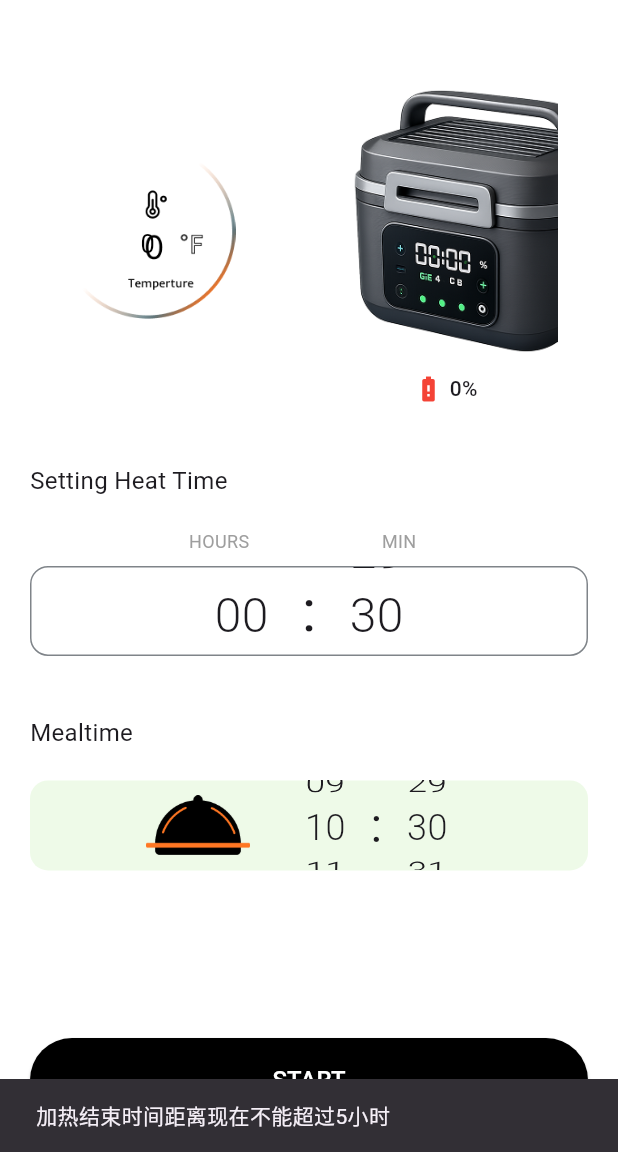
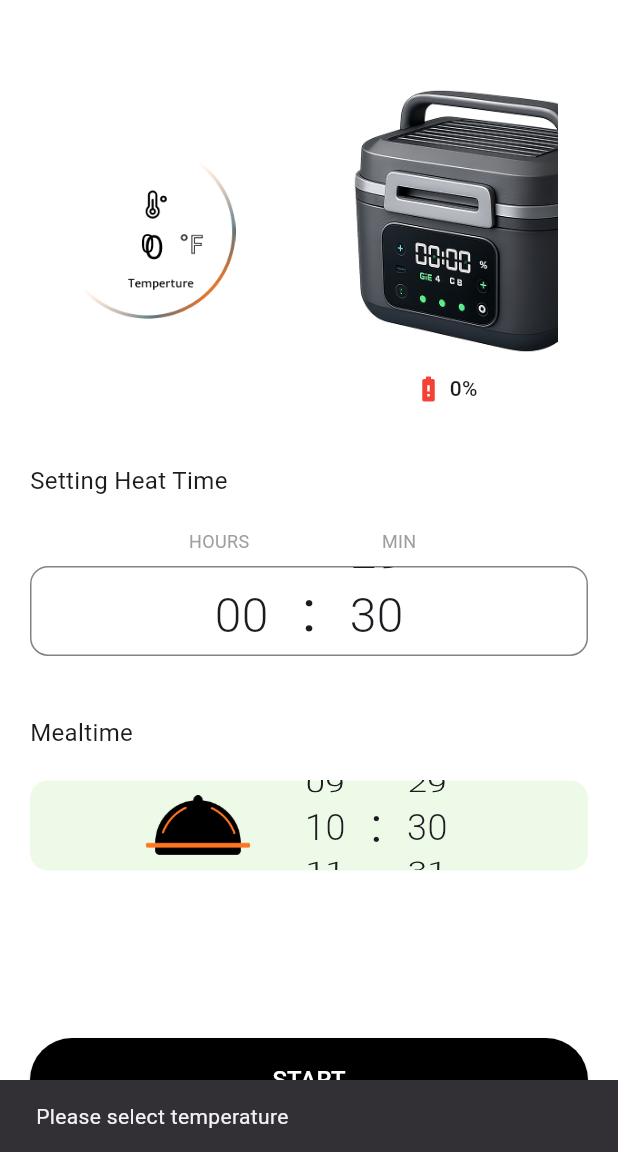
Before and after one commit to WJoinGitHub/Boxd_flutter, a Flutter app: the HeatingTimePage screen opened directly, after a tap on "START", on a phone screen of 412 x 824 dp, the part 84-1236 px from its top. Run offline on Flutter 3.47's test engine with Material 3 defaults, Android fonts, the phone set to English and light mode, and no system bars; our stand-ins replace device_info_plus, flutter_blue_plus, google_sign_in, location, permission_handler, shared_preferences and 1 more; missing offline and left inert: flutter_facebook_auth; accounts and stored records are empty; network calls fail.

Commit message:
设置温度

```diff
--- a/lib/pages/heating_time_page.dart
+++ b/lib/pages/heating_time_page.dart
@@ -5,6 +5,7 @@ import 'package:flutter_boxd_app_flow/services/ble_protocol.dart';
 import 'package:flutter_boxd_app_flow/utils/app_colors.dart';
 import 'package:flutter_boxd_app_flow/gen/assets.gen.dart';
 import 'package:flutter_boxd_app_flow/utils/bx_app_bar.dart';
+import 'package:flutter_boxd_app_flow/widgets/temperature_picker_dialog.dart';
 
 class HeatingTimePage extends StatefulWidget {
   const HeatingTimePage({super.key});
@@ -19,6 +20,7 @@ class _HeatingTimePageState extends State<HeatingTimePage> {
   int mealHours = DateTime.now().hour;
   int mealMinutes = DateTime.now().minute;
   int temperature = 0;
+  int? selectedTemperature;
   int batteryLevel = 0;
   final bleService = BleService();
   bool isHeating = false;
@@ -35,6 +37,14 @@ class _HeatingTimePageState extends State<HeatingTimePage> {
   @override
   void initState() {
     super.initState();
+    final lastStatus = bleService.lastStatus;
+    if (lastStatus != null) {
+      if (lastStatus.temperature != null) temperature = lastStatus.temperature!;
+      if (lastStatus.batteryLevel != null) {
+        final level = lastStatus.batteryLevel!;
+        batteryLevel = (level >= 1 && level <= 4) ? level * 25 : level;
+      }
+    }
     bleService.statusStream.listen((status) {
       if (mounted) {
         setState(() {
@@ -58,11 +68,18 @@ class _HeatingTimePageState extends State<HeatingTimePage> {
   }
 
   void _sendCommand() async {
+    if (selectedTemperature == null) {
+      ScaffoldMessenger.of(context).showSnackBar(
+        const SnackBar(content: Text('Please select temperature')),
+      );
+      return;
+    }
+
     final heatingTotalMinutes = heatingHours * 60 + heatingMinutes;
 
     if (heatingTotalMinutes < 20 || heatingTotalMinutes > 50) {
       ScaffoldMessenger.of(context).showSnackBar(
-        const SnackBar(content: Text('加热时间必须在20-50分钟之间')),
+        const SnackBar(content: Text('Heating time must be between 20-50 minutes')),
       );
       return;
     }
@@ -83,14 +100,14 @@ class _HeatingTimePageState extends State<HeatingTimePage> {
     // 验证不超过5小时（300分钟）
     if (diffMinutes > 300) {
       ScaffoldMessenger.of(context).showSnackBar(
-        const SnackBar(content: Text('加热结束时间距离现在不能超过5小时')),
+        const SnackBar(content: Text('End time cannot exceed 5 hours from now')),
       );
       return;
     }
 
     if (diffMinutes < 0) {
       ScaffoldMessenger.of(context).showSnackBar(
-        const SnackBar(content: Text('加热结束时间不能早于当前时间')),
+        const SnackBar(content: Text('End time cannot be earlier than current time')),
       );
       return;
     }
@@ -99,7 +116,7 @@ class _HeatingTimePageState extends State<HeatingTimePage> {
     final estimatedEndTime = now.add(Duration(minutes: heatingTotalMinutes));
     if (estimatedEndTime.isAfter(actualTargetTime)) {
       ScaffoldMessenger.of(context).showSnackBar(
-        const SnackBar(content: Text('加热时长过长，无法在设定时间前完成')),
+        const SnackBar(content: Text('Heating duration too long, cannot finish before set time')),
       );
       return;
     }
@@ -109,7 +126,7 @@ class _HeatingTimePageState extends State<HeatingTimePage> {
 
     final success = await bleService.setWork(
       mode: WorkMode.timing,
-      temperature: 60,
+      temperature: selectedTemperature!,
       heatingTime: heatingTotalMinutes,
       mealTime: mealTimeTotalMinutes,
     );
@@ -119,7 +136,7 @@ class _HeatingTimePageState extends State<HeatingTimePage> {
         setState(() => isHeating = true);
       } else {
         ScaffoldMessenger.of(context).showSnackBar(
-          const SnackBar(content: Text('发送指令失败，请稍后重试')),
+          const SnackBar(content: Text('Failed to send command, please try again')),
         );
       }
     }
@@ -145,6 +162,18 @@ class _HeatingTimePageState extends State<HeatingTimePage> {
             children: [
               Padding(
                 padding: const EdgeInsets.only(left: 40),
+                child: GestureDetector(
+                  onTap: () async {
+                    final result = await showDialog<int>(
+                      context: context,
+                      builder: (context) => TemperaturePickerDialog(
+                        initialTemperature: selectedTemperature ?? 90,
+                      ),
+                    );
+                    if (result != null) {
+                      setState(() => selectedTemperature = result);
+                    }
+                  },
                   child: Stack(
                     alignment: Alignment.center,
                     children: [
@@ -155,7 +184,7 @@ class _HeatingTimePageState extends State<HeatingTimePage> {
                       Positioned(
                         top: 54,
                         child: Text(
-                        temperature.toString(),
+                          selectedTemperature?.toString() ?? temperature.toString(),
                           style: const TextStyle(
                             fontSize: 17,
                             fontWeight: FontWeight.w400,
@@ -164,6 +193,7 @@ class _HeatingTimePageState extends State<HeatingTimePage> {
                         ),
                       ),
                     ],
+                  ),
                 ),
               ),
               Padding(
--- a/lib/services/ble_service.dart
+++ b/lib/services/ble_service.dart
@@ -16,6 +16,9 @@ class BleService {
 
   final _statusController = StreamController<DeviceStatusData>.broadcast();
   Stream<DeviceStatusData> get statusStream => _statusController.stream;
+
+  DeviceStatusData? _lastStatus;
+  DeviceStatusData? get lastStatus => _lastStatus;
 
   bool get isConnected =>
       _writeCharacteristic != null && _notifyCharacteristic != null;
@@ -245,6 +248,7 @@ class BleService {
 
     final status = BleProtocolHelper.parseDeviceStatus(data);
     if (status != null) {
+      _lastStatus = status;
       _statusController.add(status);
     }
   }
```
Also changed, not shown: lib/pages/heat_page.dart (+34 -4 lines), lib/services/ble_protocol.dart (+4 -4 lines), lib/widgets/temperature_picker_dialog.dart (added, +141 -0 lines). Lines whose indentation alone changed are shown as unchanged.
